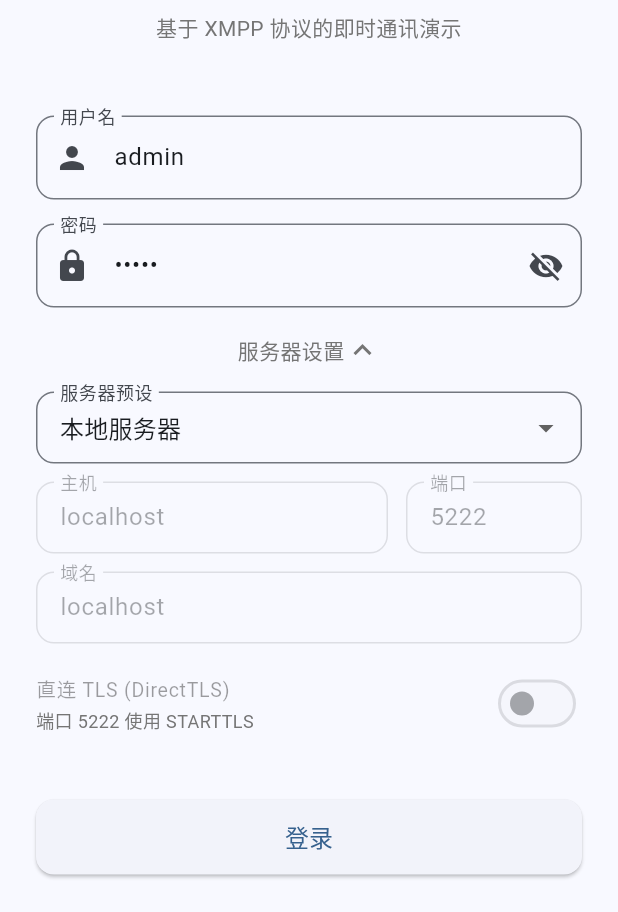
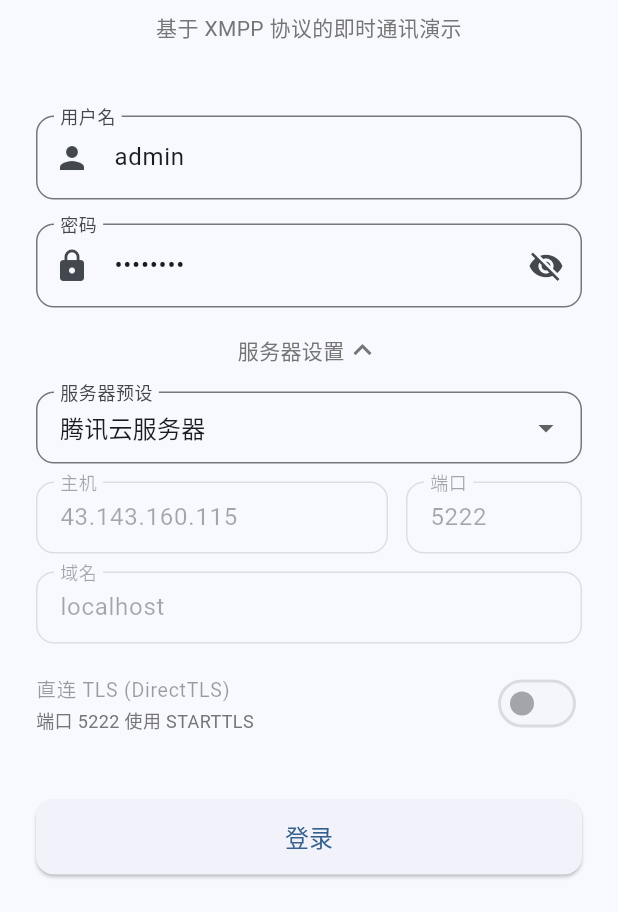
Before and after one commit to wugeng-design/im-demo, a Flutter app: the screen it shows after launch, after a tap on "服务器设置", on a phone screen of 412 x 824 dp, the part 324-1236 px from its top. Run offline on Flutter 3.47's test engine with Material 3 defaults, Android fonts, the phone set to English and light mode, and no system bars; our stand-ins replace connectivity_plus, drift, file_picker, flutter_riverpod, image_picker; missing offline and left inert: whixp; accounts and stored records are empty; generated files the repository leaves out were written again.

Commit message:
chore: 更新依赖锁定文件和登录页调整
Co-Authored-By: Claude Opus 4.5 <noreply@anthropic.com>

```diff
--- a/lib/pages/login_page.dart
+++ b/lib/pages/login_page.dart
@@ -33,8 +33,8 @@ enum ServerPreset {
 
 class _LoginPageState extends ConsumerState<LoginPage> {
   final _usernameController = TextEditingController(text: 'admin');
-  final _passwordController = TextEditingController(text: 'admin');
-  final _hostController = TextEditingController(text: 'localhost');
+  final _passwordController = TextEditingController(text: 'admin123');
+  final _hostController = TextEditingController(text: '43.143.160.115');
   final _portController = TextEditingController(text: '5222');
   final _domainController = TextEditingController(text: 'localhost');
 
@@ -42,7 +42,7 @@ class _LoginPageState extends ConsumerState<LoginPage> {
   bool _showAdvanced = false;
   bool _useTls = false;
   bool _obscurePassword = true;
-  ServerPreset _selectedPreset = ServerPreset.localhost;
+  ServerPreset _selectedPreset = ServerPreset.tencentCloud;
 
   @override
   void dispose() {
```
Also changed, not shown: 2 other files.
